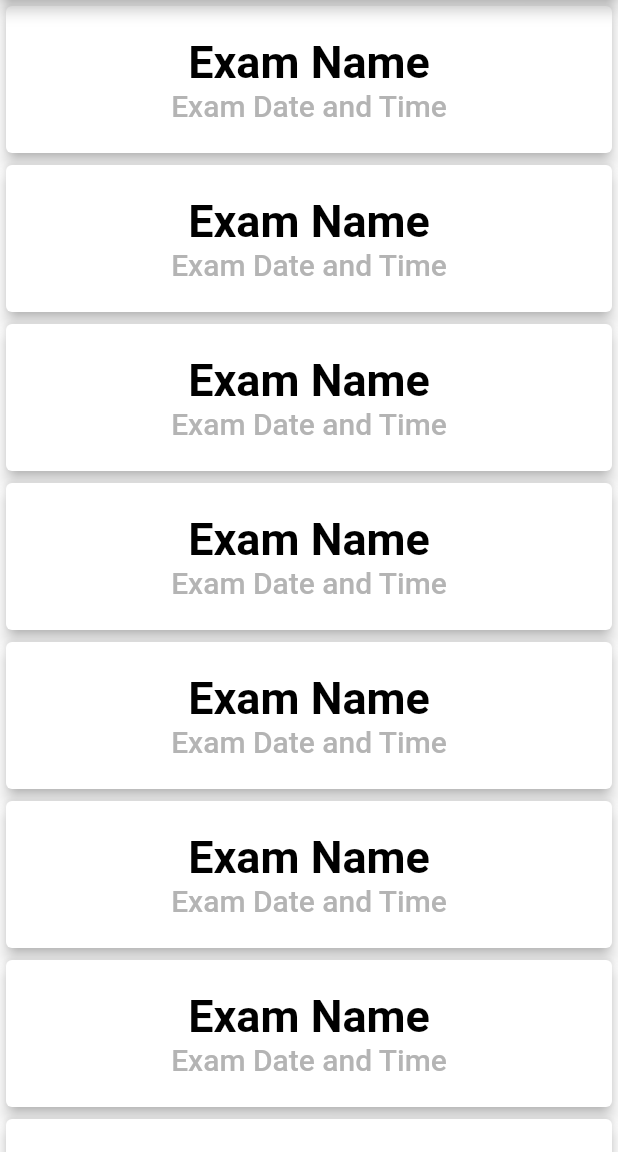
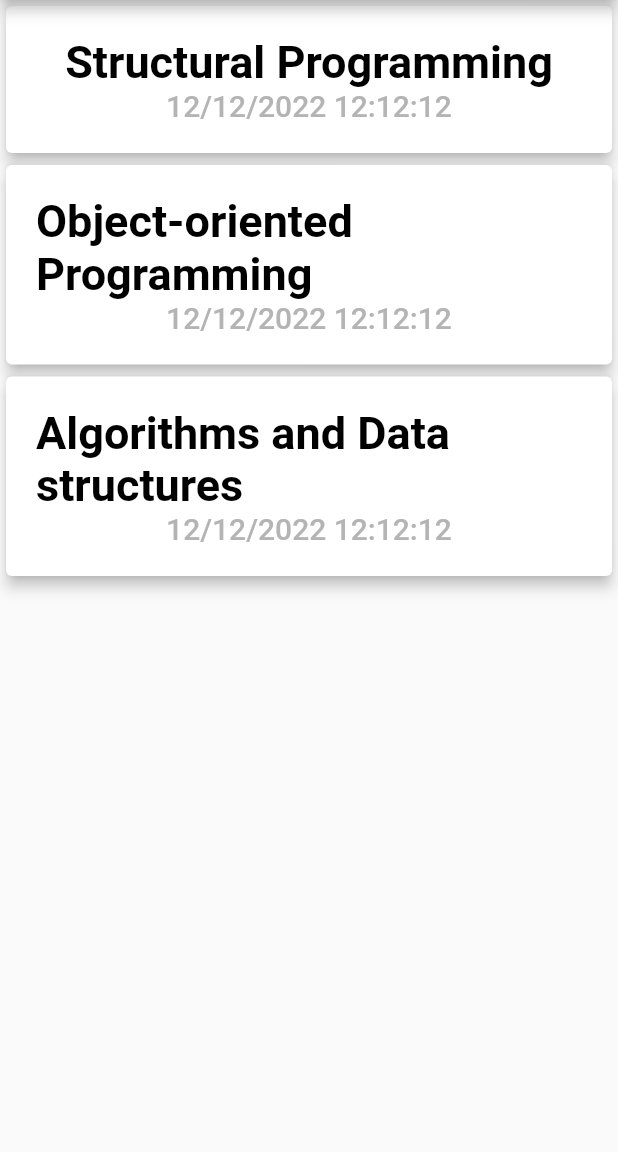
Before and after one commit to Flutter-Labs-MIS/lab_5, a Flutter app: the screen it shows after launch, on a phone screen of 412 x 824 dp, the part 84-1236 px from its top. Run offline on Flutter 3.47's test engine with Material 2 defaults, Android fonts, the phone set to English and light mode, and no system bars.

```diff
--- a/lib/exam_card.dart
+++ b/lib/exam_card.dart
@@ -1,6 +1,11 @@
 import 'package:flutter/material.dart';
 
 class ExamCard extends StatelessWidget {
+  final String examName;
+  final String dateTime;
+
+  const ExamCard(this.examName, this.dateTime, {super.key});
+
   @override
   Widget build(BuildContext context) {
     return Card(
@@ -8,18 +13,18 @@ class ExamCard extends StatelessWidget {
       child: Container(
         margin: const EdgeInsets.all(20),
         child: Column(
-          children: const [
+          children: [
             Text(
-              "Exam Name",
-              style: TextStyle(
+              examName,
+              style: const TextStyle(
                 fontSize: 30,
                 fontWeight: FontWeight.bold,
                 color: Colors.black,
               ),
             ),
             Text(
-              "Exam Date and Time",
-              style: TextStyle(
+              dateTime,
+              style: const TextStyle(
                 fontSize: 20,
                 fontWeight: FontWeight.w500,
                 color: Color.fromRGBO(180, 180, 180, 1),
--- a/lib/main.dart
+++ b/lib/main.dart
@@ -31,6 +31,21 @@ class MyHomePage extends StatefulWidget {
 }
 
 class _MyHomePageState extends State<MyHomePage> {
+  final List<ExamCard> _exams = [
+    const ExamCard(
+      "Structural Programming",
+      "12/12/2022 12:12:12",
+    ),
+    const ExamCard(
+      "Object-oriented Programming",
+      "12/12/2022 12:12:12",
+    ),
+    const ExamCard(
+      "Algorithms and Data structures",
+      "12/12/2022 12:12:12",
+    ),
+  ];
+
   @override
   Widget build(BuildContext context) {
     return Scaffold(
@@ -51,11 +66,25 @@ class _MyHomePageState extends State<MyHomePage> {
           )
         ],
       ),
-      body: ListView.builder(
-        itemBuilder: (ctx, index) {
-          return ExamCard();
-        },
-      ),
+      body: _exams.isEmpty
+          ? const Center(
+              child: Text(
+                "There are no exams added",
+                style: TextStyle(
+                  fontSize: 30,
+                  fontWeight: FontWeight.bold,
+                ),
+              ),
+            )
+          : ListView.builder(
+              itemBuilder: (ctx, index) {
+                return ExamCard(
+                  _exams[index].examName,
+                  _exams[index].dateTime,
+                );
+              },
+              itemCount: _exams.length,
+            ),
     );
   }
 }
```
